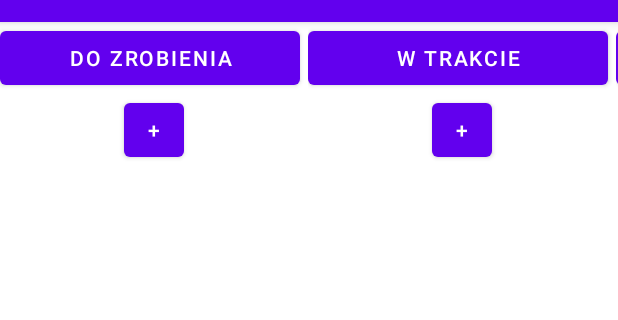
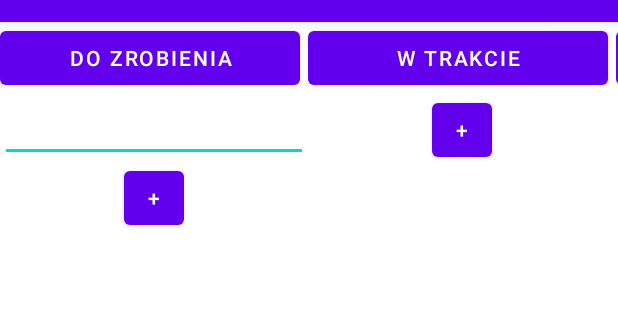
Before and after one commit to Nekoshy/Kanban, an Android app: the screen it shows after launch (MainActivity), on a phone screen of 412 x 824 dp, the part 62-382 px from its top. Run offline under Robolectric (Android 15) with nearby library versions, the phone set to English and light mode, and no system bars.

```diff
--- a/app/src/main/java/com/example/kanban/MainActivity.kt
+++ b/app/src/main/java/com/example/kanban/MainActivity.kt
@@ -2,10 +2,10 @@ package com.example.kanban
 
 import android.os.Bundle
 import android.widget.ArrayAdapter
+import android.widget.Button
+import android.widget.EditText
 import android.widget.ListView
 import androidx.appcompat.app.AppCompatActivity
-import android.widget.Button
-import android.widget.Toast
 
 
 class MainActivity : AppCompatActivity() {
@@ -14,6 +14,7 @@ class MainActivity : AppCompatActivity() {
         super.onCreate(savedInstanceState)
         setContentView(R.layout.activity_main)
 
+        val poleTekstowe1: EditText;
         val arrayAdapter: ArrayAdapter<*>
         val zadania1: MutableList<String> = ArrayList()
 
@@ -21,10 +22,11 @@ class MainActivity : AppCompatActivity() {
 
         arrayAdapter = ArrayAdapter(this, android.R.layout.simple_list_item_1, zadania1)
         mListView1.adapter = arrayAdapter
+        poleTekstowe1 = findViewById(R.id.editText1)
 
         val btnToDo = findViewById(R.id.btDoZrobienia) as Button
         btnToDo.setOnClickListener {
-            zadania1.add("Zadanie")
+            zadania1.add(poleTekstowe1.text.toString())
             mListView1.adapter = arrayAdapter
         }
 
--- a/app/src/main/res/layout/activity_main.xml
+++ b/app/src/main/res/layout/activity_main.xml
@@ -34,6 +34,12 @@
                     android:layout_alignParentTop="true"
                     android:layout_centerHorizontal="true">
                 </ListView>
+
+                <EditText
+                    android:id="@+id/editText1"
+                    android:layout_width="match_parent"
+                    android:layout_height="wrap_content"/>
+
 
                 <Button
                     android:id="@+id/btDoZrobienia"
```
